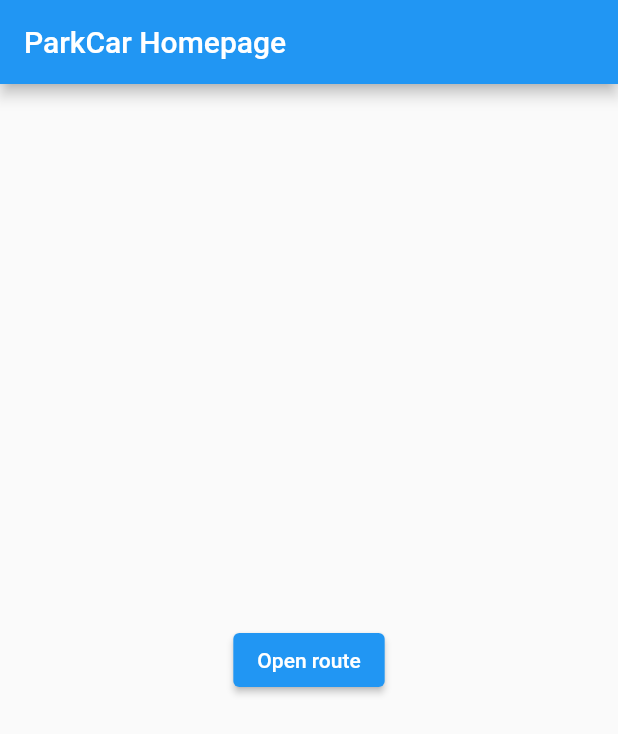
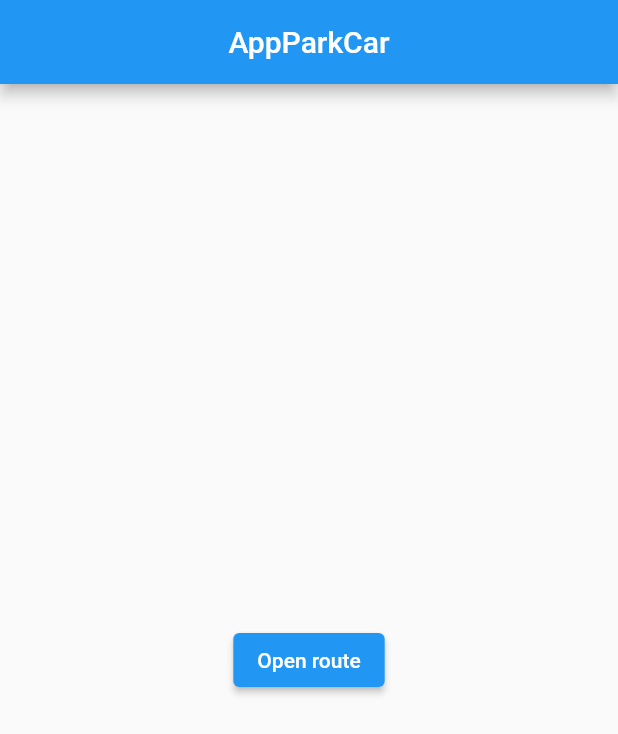
Before and after one commit to dsocasc/ParkCar, a Flutter app: the screen it shows after launch, on a phone screen of 412 x 824 dp. Shown: the top 734 px of the screen. Run offline on Flutter 3.47's test engine with Material 2 defaults, Android fonts, the phone set to English and light mode, and no system bars; our stand-ins replace flutter_map, geolocator, latlong2.

Commit message:
Cambio de nombre y cambios esteticos

```diff
--- a/lib/main.dart
+++ b/lib/main.dart
@@ -20,7 +20,7 @@ class MyApp extends StatelessWidget {
   @override
   Widget build(BuildContext context) {
     return MaterialApp(
-      title: 'ParkCar',
+      title: 'AppParkCar',
       theme: ThemeData(
         // This is the theme of your application.
         //
@@ -33,7 +33,7 @@ class MyApp extends StatelessWidget {
         // is not restarted.
         primarySwatch: Colors.blue,
       ),
-      home: const MyHomePage(title: 'ParkCar HomePage'),
+      home: const MyHomePage(title: 'AppParkCar'),
     );
   }
 }
@@ -71,7 +71,7 @@ class _MyHomePageState extends State<MyHomePage> {
       appBar: AppBar(
         // Here we take the value from the MyHomePage object that was created by
         // the App.build method, and use it to set our appbar title.
-          title: const Text('ParkCar Homepage'),
+          title: const Center (child: Text('AppParkCar'),)
         //title: Text(widget.title),
       ),
 
--- a/lib/map.dart
+++ b/lib/map.dart
@@ -24,7 +24,7 @@ class MapPage extends StatelessWidget {
         // is not restarted.
         primarySwatch: Colors.blue,
       ),
-      home: const Map(title: 'ParkCar HomePage'),
+      home: const Map(title: 'AppParkCar'),
     );
   }
 
```
